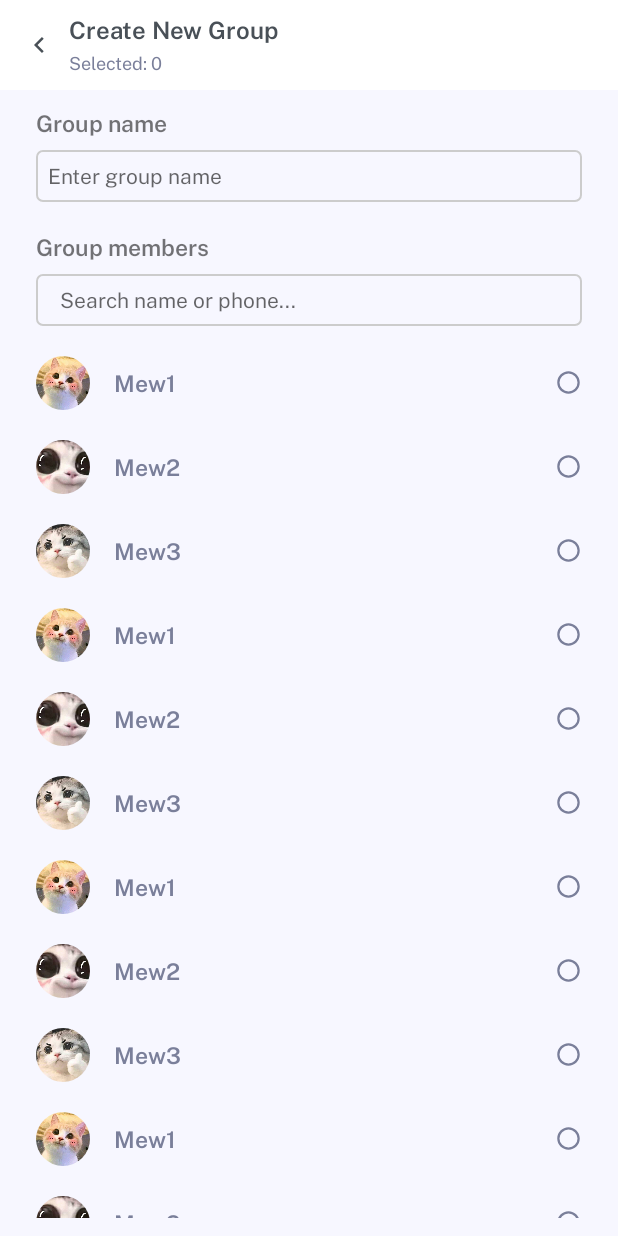
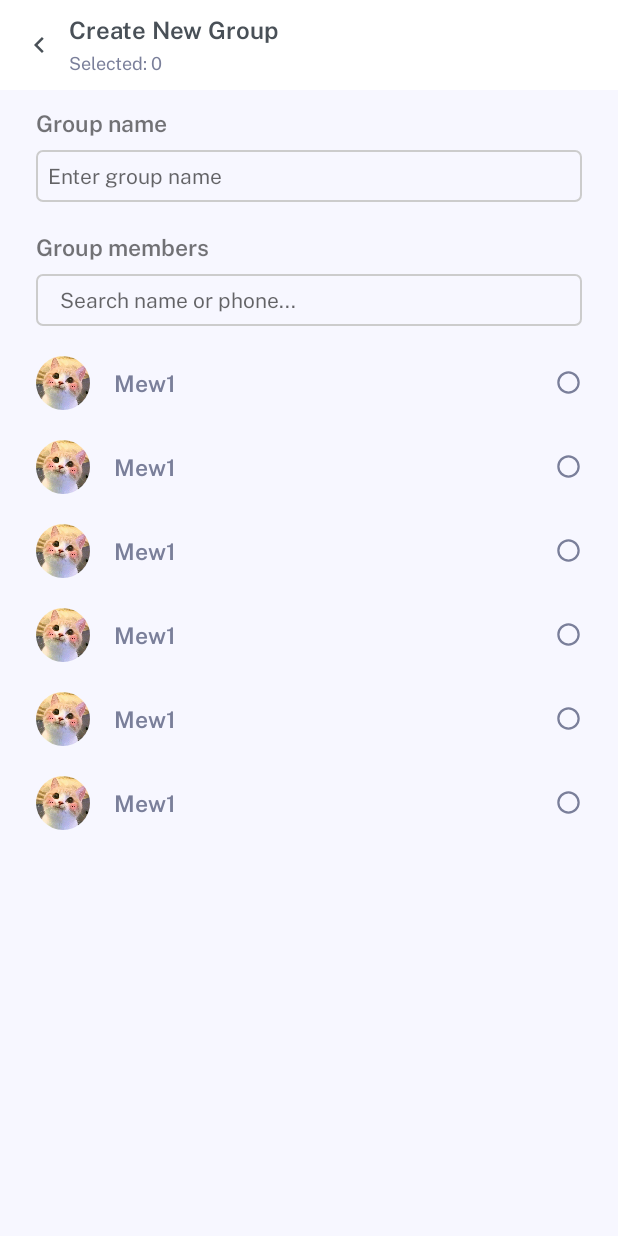
Before and after one commit to manhtuong210902/ChatApp_Android17, an Android app: the AddGroupActivity screen opened directly, with no data from a screen before it, on a phone screen of 412 x 824 dp. Run offline under Robolectric (Android 15) with nearby library versions, the phone set to English and light mode, and no system bars; our stand-ins replace CircleImageView, Firebase (no records; nobody signed in at launch, a user with empty details on screens opened directly), Picasso.

Commit message:
Done UI search user and render list search user https://mtuong669.atlassian.net/browse/A2G-27

```diff
--- a/app/src/main/AndroidManifest.xml
+++ b/app/src/main/AndroidManifest.xml
@@ -17,7 +17,7 @@
         android:theme="@style/Theme.ChatApp"
         tools:targetApi="31">
         <activity
-            android:name=".SearchUsers"
+            android:name=".SearchUsersActivity"
             android:exported="false" />
         <activity
             android:name=".ChatMessageActivity"
--- a/app/src/main/java/com/example/chatapp/AddGroupActivity.java
+++ b/app/src/main/java/com/example/chatapp/AddGroupActivity.java
@@ -13,6 +13,8 @@ import android.widget.ImageView;
 import android.widget.LinearLayout;
 import android.widget.TextView;
 import android.widget.Toast;
+
+import com.example.chatapp.models.User;
 
 import java.util.ArrayList;
 import java.util.List;
@@ -62,18 +64,12 @@ public class AddGroupActivity extends Activity {
     }
 
     private void Data() {
-        listFriend.add(new  AddGroupUser(new User("1", "Mew1", R.drawable.cute1, false,   "22:20"), false));
-        listFriend.add(new  AddGroupUser(new User("2", "Mew2", R.drawable.cute2, true,   "22:21"), false));
-        listFriend.add(new  AddGroupUser(new User("3", "Mew3", R.drawable.cute3,   true, "22:22"), false));
-        listFriend.add(new  AddGroupUser(new User("4", "Mew1", R.drawable.cute1, false,   "22:20"), false));
-        listFriend.add(new  AddGroupUser(new User("5", "Mew2", R.drawable.cute2, true,   "22:21"), false));
-        listFriend.add(new  AddGroupUser(new User("6", "Mew3", R.drawable.cute3,   true, "22:22"), false));
-        listFriend.add(new  AddGroupUser(new User("7", "Mew1", R.drawable.cute1, false,   "22:20"), false));
-        listFriend.add(new  AddGroupUser(new User("8", "Mew2", R.drawable.cute2, true,   "22:21"), false));
-        listFriend.add(new  AddGroupUser(new User("9", "Mew3", R.drawable.cute3,   true, "22:22"), false));
-        listFriend.add(new  AddGroupUser(new User("10", "Mew1", R.drawable.cute1, false,   "22:20"), false));
-        listFriend.add(new  AddGroupUser(new User("11", "Mew2", R.drawable.cute2, true,   "22:21"), false));
-        listFriend.add(new  AddGroupUser(new User("12", "Mew3", R.drawable.cute3,   true, "22:22"), false));
+        listFriend.add(new  AddGroupUser(new User("1", "Mew1", "image", true), false));
+        listFriend.add(new  AddGroupUser(new User("1", "Mew1", "image", true), false));
+        listFriend.add(new  AddGroupUser(new User("1", "Mew1", "image", true), false));
+        listFriend.add(new  AddGroupUser(new User("1", "Mew1", "image", true), false));
+        listFriend.add(new  AddGroupUser(new User("1", "Mew1", "image", true), false));
+        listFriend.add(new  AddGroupUser(new User("1", "Mew1", "image", true), false));
     }
 
     private final AddSelectedListListener addSelectedListListener = new AddSelectedListListener() {
@@ -88,7 +84,7 @@ public class AddGroupActivity extends Activity {
                 listFriend.get(pos).setChecked(false);
                 int i=0;
                 for(i=0;i<listSelected.size();i++){
-                    if(listFriend.get(pos).getInfo().getId()== listSelected.get(i).getInfo().getId()){
+                    if(listFriend.get(pos).getInfo().getUid()== listSelected.get(i).getInfo().getUid()){
                         break;
                     }
                 }
@@ -107,7 +103,7 @@ public class AddGroupActivity extends Activity {
         @Override
         public void onMemberClicked(int pos, boolean isCheck) {
             for( int i = 0; i < listFriend.size(); i++) {
-                if (pos< listSelected.size() && listFriend.get(i).getInfo().getId() == listSelected.get(pos).getInfo().getId()) {
+                if (pos< listSelected.size() && listFriend.get(i).getInfo().getUid() == listSelected.get(pos).getInfo().getUid()) {
                     listSelected.remove(pos);
                     selectedGroupAdapter.notifyItemRemoved(pos);
                     listFriend.get(i).setChecked(false);
--- a/app/src/main/java/com/example/chatapp/AddGroupAdapter.java
+++ b/app/src/main/java/com/example/chatapp/AddGroupAdapter.java
@@ -37,7 +37,8 @@ public class AddGroupAdapter extends RecyclerView.Adapter<AddGroupViewHolder> {
     @Override
     public void onBindViewHolder(@NonNull AddGroupViewHolder holder, int position) {
         holder.textView_name.setText(list.get(position).getInfo().getName());
-        Picasso.get().load(list.get(position).getInfo().getImage()).into(holder.image_avatar);
+//        Picasso.get().load(list.get(position).getInfo().getImage()).into(holder.image_avatar);
+        holder.image_avatar.setImageResource(R.drawable.cute1);
         holder.checkBox_Select.setChecked(list.get(position).isChecked());
         holder.checkBox_Select.setOnCheckedChangeListener(new CompoundButton.OnCheckedChangeListener() {
             @Override
--- a/app/src/main/java/com/example/chatapp/AddGroupUser.java
+++ b/app/src/main/java/com/example/chatapp/AddGroupUser.java
@@ -1,4 +1,6 @@
 package com.example.chatapp;
+
+import com.example.chatapp.models.User;
 
 public class AddGroupUser {
     private User info;
--- a/app/src/main/java/com/example/chatapp/User.java
+++ /dev/null
@@ -1,57 +0,0 @@
-package com.example.chatapp;
-
-public class User {
-    private String name;
-    private int image;
-    private boolean isOnline;
-    private String time;
-    private String id;
-
-    public String getName() {
-        return name;
-    }
-
-    public User(String id,String name, int image, boolean isOnline, String time) {
-        this.name = name;
-        this.image = image;
-        this.isOnline = isOnline;
-        this.time = time;
-        this.id = id;
-    }
-
-    public void setName(String name) {
-        this.name = name;
-    }
-
-    public int getImage() {
-        return image;
-    }
-
-    public void setImage(int image) {
-        this.image = image;
-    }
-
-    public boolean isOnline() {
-        return isOnline;
-    }
-
-    public void setOnline(boolean online) {
-        isOnline = online;
-    }
-
-    public String getTime() {
-        return time;
-    }
-
-    public void setTime(String time) {
-        this.time = time;
-    }
-
-    public String getId() {
-        return id;
-    }
-
-    public void setId(String id) {
-        this.id = id;
-    }
-}
--- a/app/src/main/java/com/example/chatapp/models/User.java
+++ b/app/src/main/java/com/example/chatapp/models/User.java
@@ -10,6 +10,10 @@ public class User {
     private String name;
     private String image;
     private boolean isOnline;
+
+    public User(){
+
+    }
 
     public User(String uid, String name, String image, boolean isOnline) {
         this.uid = uid;
```
Also changed, not shown: app/src/main/java/com/example/chatapp/SearchUserAdapter.java (added, +78 -0 lines), app/src/main/java/com/example/chatapp/SearchUsers.java (deleted, +0 -14 lines), app/src/main/java/com/example/chatapp/SearchUsersActivity.java (added, +71 -0 lines), app/src/main/res/layout/activity_search_users.xml (+20 -9 lines), app/src/main/res/layout/group_item.xml (+9 -11 lines), app/src/main/res/layout/search_users_item.xml (added, +32 -0 lines).
